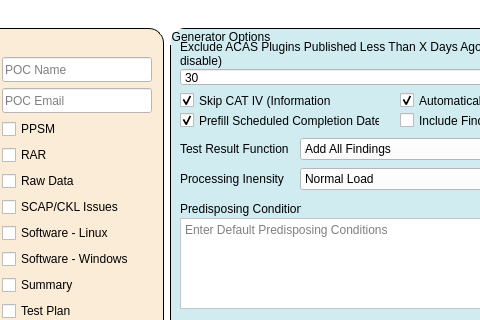
Before: the Qt Designer form ui_scans_to_reports.ui in CyberSecDef/scans2reports, drawn with Qt 5; both pictures show x 175 to 655 and y 0 to 320 of the 1400 by 864 pixel window.
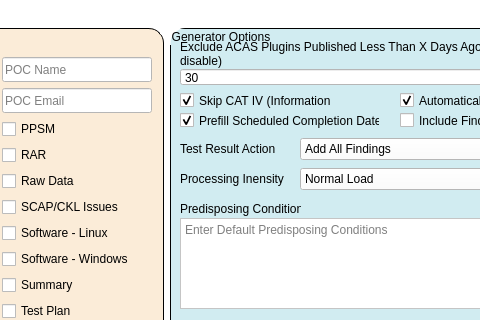
After: the same form once the commit is applied.

What changed in the file:
```diff
--- a/ui_scans_to_reports.ui
+++ b/ui_scans_to_reports.ui
@@ -1493,7 +1493,7 @@
           <string notr="true">background: none;</string>
          </property>
          <property name="text">
-          <string>Test Result Function</string>
+          <string>Test Result Action</string>
          </property>
         </widget>
         <widget class="QComboBox" name="cboTestResultFunc">
```
